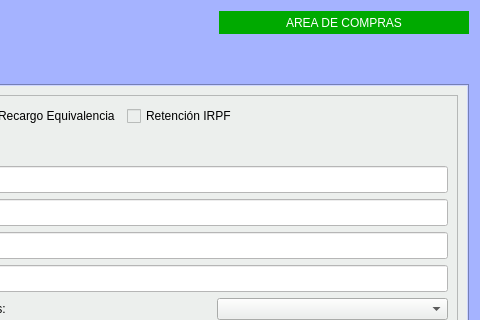
This is Zona_Compras/frmfacturasproveedor.ui in arcnexus/RedFoX as Qt 5 draws it before an edit; both pictures show x 583 to 1063 and y 0 to 320 of the 1063 by 571 pixel window. The edited form follows.
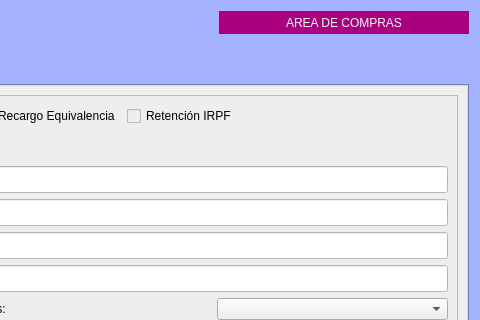
This is the edited form. Icons and pictures are not drawn.

What changed in the file:
```diff
--- a/Zona_Compras/frmfacturasproveedor.ui
+++ b/Zona_Compras/frmfacturasproveedor.ui
@@ -50,7 +50,7 @@
       </size>
      </property>
      <property name="styleSheet">
-      <string notr="true">background-color: rgb(0, 170, 0);
+      <string notr="true">background-color: rgb(170, 0, 127);
 color: rgb(255, 255, 255);</string>
      </property>
      <property name="text">
```
